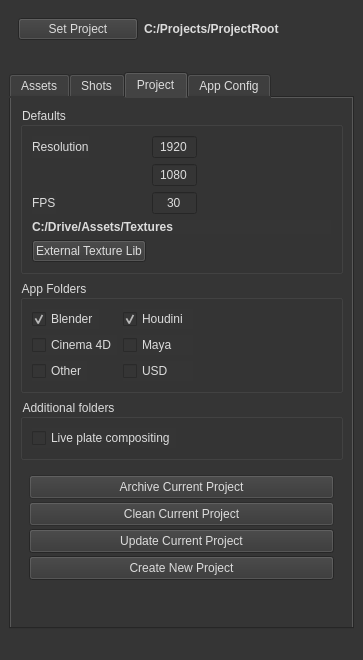
This is scripts/ui/project_manager.ui in kurzemnieks/re_pipeline as Qt 5 draws it before an edit. The edited form follows.
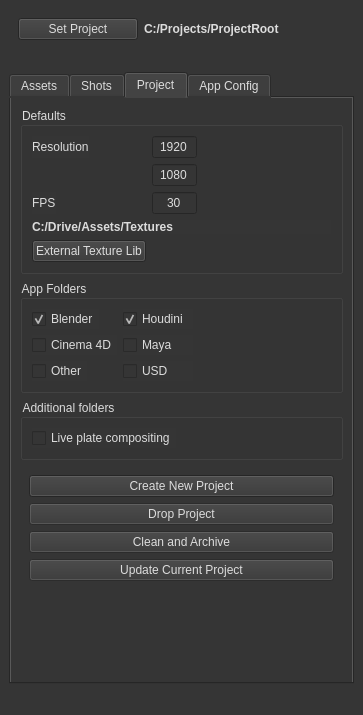
This is the edited form. The open tabs and pages were chosen to show the change.

Commit message: PM UI is done

```diff
--- a/scripts/ui/project_manager.ui
+++ b/scripts/ui/project_manager.ui
@@ -7,7 +7,7 @@
     <x>0</x>
     <y>0</y>
     <width>363</width>
-    <height>660</height>
+    <height>715</height>
    </rect>
   </property>
   <property name="font">
@@ -453,13 +453,30 @@
         </item>
         <item>
          <widget class="QWidget" name="widget" native="true">
-          <property name="maximumSize">
-           <size>
-            <width>16777215</width>
-            <height>120</height>
-           </size>
-          </property>
           <layout class="QVBoxLayout" name="verticalLayout_6">
+           <item>
+            <widget class="QPushButton" name="newProjectButton">
+             <property name="toolTip">
+              <string>Create new project and make it active</string>
+             </property>
+             <property name="text">
+              <string>Create New Project</string>
+             </property>
+            </widget>
+           </item>
+           <item>
+            <widget class="QPushButton" name="dropProjectButton">
+             <property name="enabled">
+              <bool>false</bool>
+             </property>
+             <property name="toolTip">
+              <string>Sets current project to None</string>
+             </property>
+             <property name="text">
+              <string>Drop Project</string>
+             </property>
+            </widget>
+           </item>
            <item>
             <widget class="QPushButton" name="archiveProjectButton">
              <property name="enabled">
@@ -471,59 +488,27 @@
                <verstretch>0</verstretch>
               </sizepolicy>
              </property>
-             <property name="minimumSize">
-              <size>
-               <width>0</width>
-               <height>24</height>
-              </size>
+             <property name="toolTip">
+              <string>Remove temporary files and empty folders. Prepares for archiving</string>
              </property>
              <property name="text">
-              <string>Archive Current Project</string>
-             </property>
-            </widget>
-           </item>
-           <item>
-            <widget class="QPushButton" name="cleanProjectButton">
-             <property name="enabled">
-              <bool>false</bool>
-             </property>
-             <property name="minimumSize">
-              <size>
-               <width>0</width>
-               <height>24</height>
-              </size>
-             </property>
-             <property name="text">
-              <string>Clean Current Project</string>
+              <string>Clean and Archive</string>
              </property>
             </widget>
            </item>
            <item>
             <widget class="QPushButton" name="updateProjectButton">
-             <property name="minimumSize">
-              <size>
-               <width>0</width>
-               <height>24</height>
-              </size>
+             <property name="enabled">
+              <bool>false</bool>
+             </property>
+             <property name="toolTip">
+              <string>Update project configuration and create new folders if necessary</string>
              </property>
              <property name="text">
               <string>Update Current Project</string>
              </property>
             </widget>
            </item>
-           <item>
-            <widget class="QPushButton" name="newProjectButton">
-             <property name="minimumSize">
-              <size>
-               <width>0</width>
-               <height>24</height>
-              </size>
-             </property>
-             <property name="text">
-              <string>Create New Project</string>
-             </property>
-            </widget>
-           </item>
           </layout>
          </widget>
         </item>
```
Left out of the diff: 19 changed lines with no effect on the pictures. The commit also changes 3 other files.
